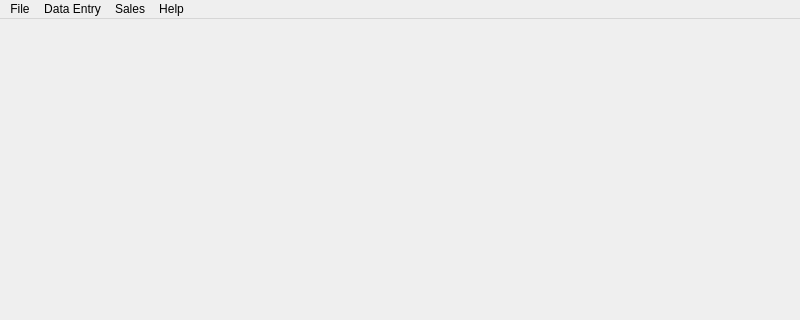
Before: the Qt Designer form mainwindow.ui in RichardGladman/CarDealer, drawn with Qt 5; both pictures show x 0 to 800 and y 0 to 320 of the 800 by 600 pixel window.
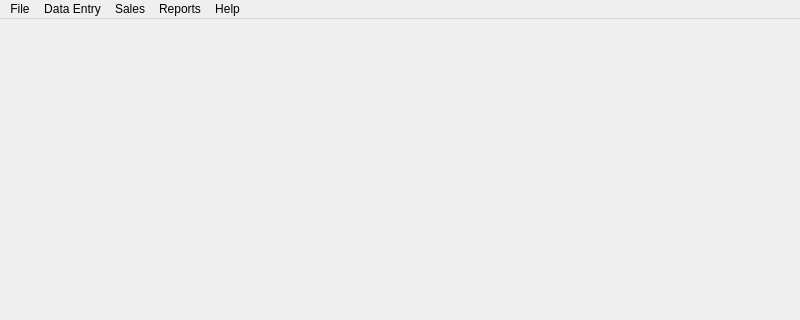
After: the same form once the commit is applied. Icons and pictures are not drawn.

Patch:
```diff
--- a/mainwindow.ui
+++ b/mainwindow.ui
@@ -56,9 +56,18 @@
     </property>
     <addaction name="actionSell_Vehicle"/>
    </widget>
+   <widget class="QMenu" name="menuReports">
+    <property name="title">
+     <string>Reports</string>
+    </property>
+    <addaction name="actionSeller_By_Month"/>
+    <addaction name="actionSeller_By_Year"/>
+    <addaction name="actionCustomer_By_Year"/>
+   </widget>
    <addaction name="menuFile"/>
    <addaction name="menuStock"/>
    <addaction name="menuSales"/>
+   <addaction name="menuReports"/>
    <addaction name="menuHelp"/>
   </widget>
   <widget class="QStatusBar" name="statusbar"/>
```
Left out of the diff: 27 changed lines with no effect on the pictures.
